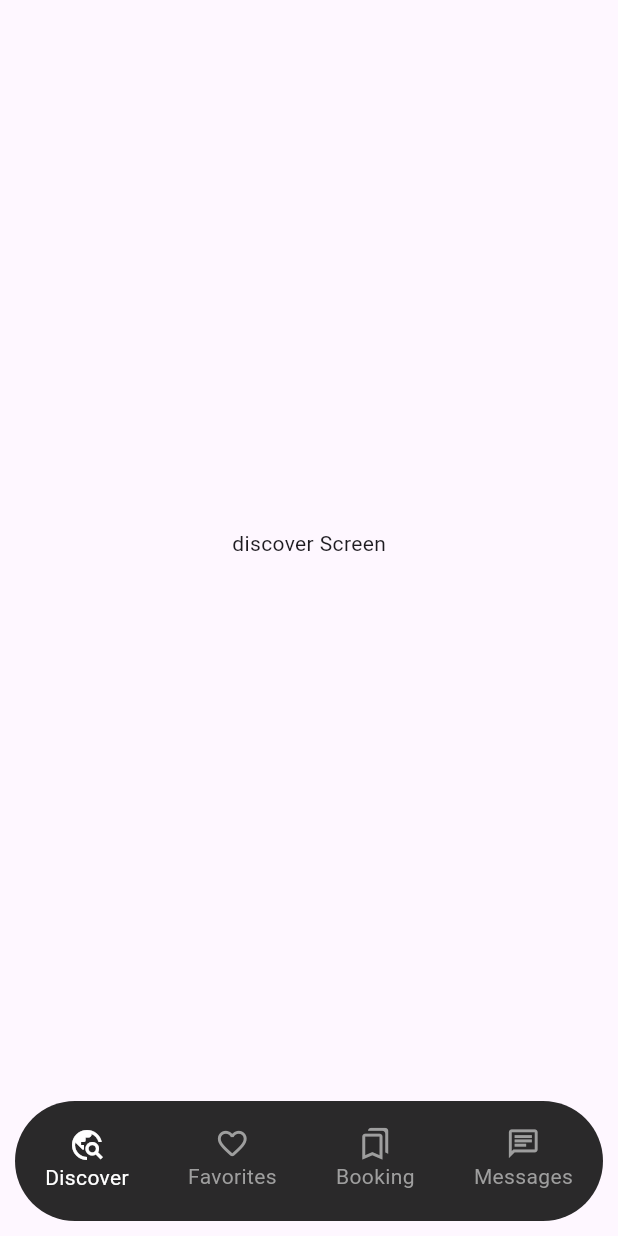
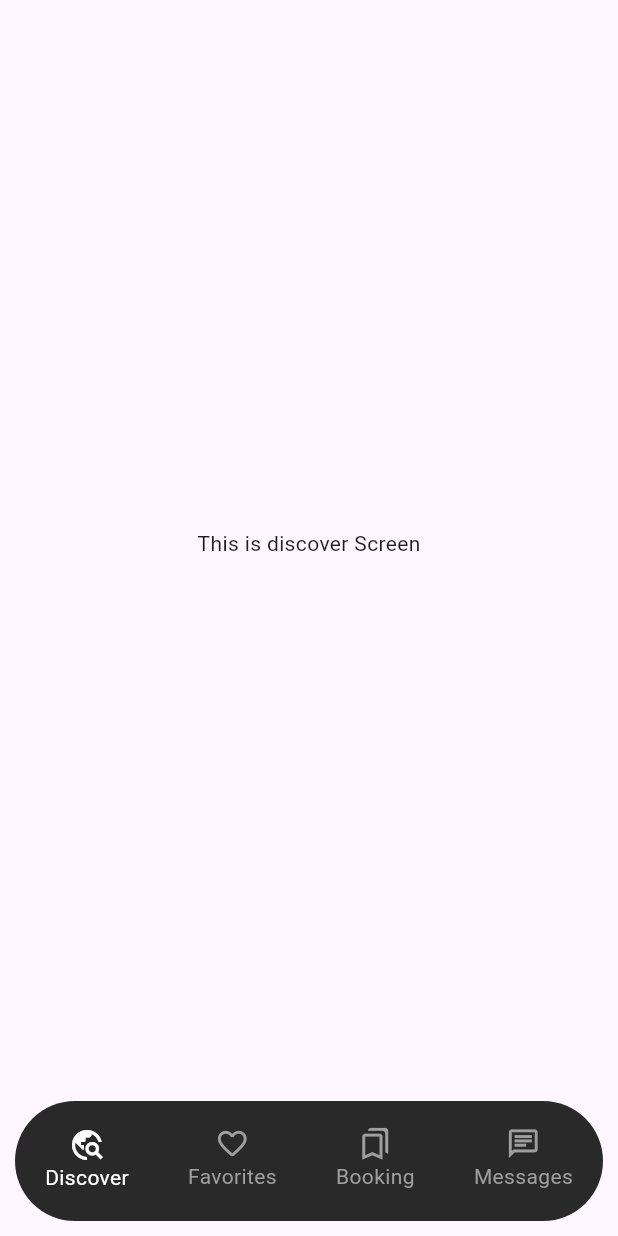
Before and after one commit to PASINDU-PRABHATH/hotel_managemt_system_app_3rdTry, a Flutter app: the screen it shows after launch, on a phone screen of 412 x 824 dp. Run offline on Flutter 3.47's test engine with Material 3 defaults, Android fonts, the phone set to English and light mode, and no system bars.

Commit message:
Change discover Screen

```diff
--- a/lib/screens/discover_screen.dart
+++ b/lib/screens/discover_screen.dart
@@ -11,7 +11,7 @@ class _DiscoverScreenState extends State<DiscoverScreen> {
   @override
   Widget build(BuildContext context) {
     return Scaffold(
-      body: Center(child: Text("discover Screen"),),
+      body: Center(child: Text("This is discover Screen"),),
     );
   }
 }
```
